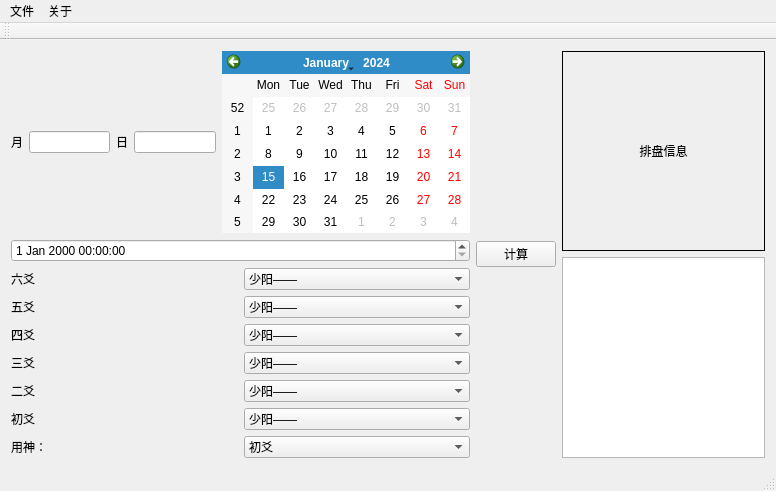
Above: QDivination/QDivination.ui from ccliuyang/Six-hexagram before the change. Below: the same form after it.
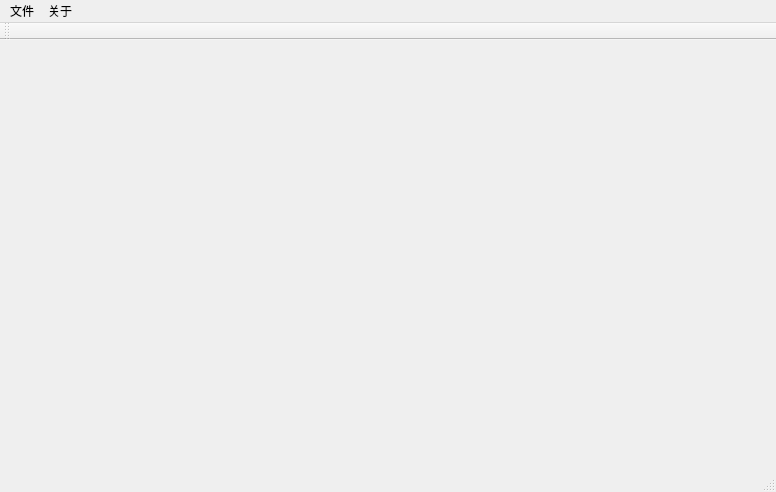
That is the form after the change.

Commit message: 添加排盘录入信息界面

```diff
--- a/QDivination/QDivination.ui
+++ b/QDivination/QDivination.ui
@@ -7,325 +7,14 @@
     <x>0</x>
     <y>0</y>
     <width>776</width>
-    <height>491</height>
+    <height>492</height>
    </rect>
   </property>
   <property name="windowTitle">
    <string>QDivination</string>
   </property>
   <widget class="QWidget" name="centralWidget">
-   <layout class="QVBoxLayout" name="verticalLayout_4">
-    <item>
-     <layout class="QHBoxLayout" name="horizontalLayout_3">
-      <item>
-       <layout class="QHBoxLayout" name="horizontalLayout_2">
-        <item>
-         <layout class="QVBoxLayout" name="verticalLayout_2">
-          <item>
-           <layout class="QVBoxLayout" name="verticalLayout">
-            <item>
-             <layout class="QHBoxLayout" name="horizontalLayout">
-              <item>
-               <widget class="QLabel" name="label_8">
-                <property name="text">
-                 <string>月</string>
-                </property>
-               </widget>
-              </item>
-              <item>
-               <widget class="QLineEdit" name="lineEdit"/>
-              </item>
-              <item>
-               <widget class="QLabel" name="label_9">
-                <property name="text">
-                 <string>日</string>
-                </property>
-               </widget>
-              </item>
-              <item>
-               <widget class="QLineEdit" name="lineEdit_2"/>
-              </item>
-              <item>
-               <widget class="QCalendarWidget" name="calendarWidget"/>
-              </item>
-             </layout>
-            </item>
-            <item>
-             <widget class="QDateTimeEdit" name="dateTimeEdit"/>
-            </item>
-           </layout>
-          </item>
-          <item>
-           <layout class="QGridLayout" name="gridLayout">
-            <item row="0" column="0">
-             <widget class="QLabel" name="label">
-              <property name="text">
-               <string>六爻</string>
-              </property>
-             </widget>
-            </item>
-            <item row="0" column="1">
-             <widget class="QComboBox" name="comboBox">
-              <item>
-               <property name="text">
-                <string>少阳——</string>
-               </property>
-              </item>
-              <item>
-               <property name="text">
-                <string>少阴— —</string>
-               </property>
-              </item>
-              <item>
-               <property name="text">
-                <string>老阳O——</string>
-               </property>
-              </item>
-              <item>
-               <property name="text">
-                <string>老阴X— —</string>
-               </property>
-              </item>
-             </widget>
-            </item>
-            <item row="1" column="0">
-             <widget class="QLabel" name="label_2">
-              <property name="text">
-               <string>五爻</string>
-              </property>
-             </widget>
-            </item>
-            <item row="1" column="1">
-             <widget class="QComboBox" name="comboBox_2">
-              <item>
-               <property name="text">
-                <string>少阳——</string>
-               </property>
-              </item>
-              <item>
-               <property name="text">
-                <string>少阴— —</string>
-               </property>
-              </item>
-              <item>
-               <property name="text">
-                <string>老阳O——</string>
-               </property>
-              </item>
-              <item>
-               <property name="text">
-                <string>老阴X— —</string>
-               </property>
-              </item>
-             </widget>
-            </item>
-            <item row="2" column="0">
-             <widget class="QLabel" name="label_3">
-              <property name="text">
-               <string>四爻</string>
-              </property>
-             </widget>
-            </item>
-            <item row="2" column="1">
-             <widget class="QComboBox" name="comboBox_3">
-              <item>
-               <property name="text">
-                <string>少阳——</string>
-               </property>
-              </item>
-              <item>
-               <property name="text">
-                <string>少阴— —</string>
-               </property>
-              </item>
-              <item>
-               <property name="text">
-                <string>老阳O——</string>
-               </property>
-              </item>
-              <item>
-               <property name="text">
-                <string>老阴X— —</string>
-               </property>
-              </item>
-             </widget>
-            </item>
-            <item row="3" column="0">
-             <widget class="QLabel" name="label_5">
-              <property name="text">
-               <string>三爻</string>
-              </property>
-             </widget>
-            </item>
-            <item row="3" column="1">
-             <widget class="QComboBox" name="comboBox_4">
-              <item>
-               <property name="text">
-                <string>少阳——</string>
-               </property>
-              </item>
-              <item>
-               <property name="text">
-                <string>少阴— —</string>
-               </property>
-              </item>
-              <item>
-               <property name="text">
-                <string>老阳O——</string>
-               </property>
-              </item>
-              <item>
-               <property name="text">
-                <string>老阴X— —</string>
-               </property>
-              </item>
-             </widget>
-            </item>
-            <item row="4" column="0">
-             <widget class="QLabel" name="label_4">
-              <property name="text">
-               <string>二爻</string>
-              </property>
-             </widget>
-            </item>
-            <item row="4" column="1">
-             <widget class="QComboBox" name="comboBox_5">
-              <item>
-               <property name="text">
-                <string>少阳——</string>
-               </property>
-              </item>
-              <item>
-               <property name="text">
-                <string>少阴— —</string>
-               </property>
-              </item>
-              <item>
-               <property name="text">
-                <string>老阳O——</string>
-               </property>
-              </item>
-              <item>
-               <property name="text">
-                <string>老阴X— —</string>
-               </property>
-              </item>
-             </widget>
-            </item>
-            <item row="5" column="0">
-             <widget class="QLabel" name="label_6">
-              <property name="text">
-               <string>初爻</string>
-              </property>
-             </widget>
-            </item>
-            <item row="5" column="1">
-             <widget class="QComboBox" name="comboBox_6">
-              <item>
-               <property name="text">
-                <string>少阳——</string>
-               </property>
-              </item>
-              <item>
-               <property name="text">
-                <string>少阴— —</string>
-               </property>
-              </item>
-              <item>
-               <property name="text">
-                <string>老阳O——</string>
-               </property>
-              </item>
-              <item>
-               <property name="text">
-                <string>老阴X— —</string>
-               </property>
-              </item>
-             </widget>
-            </item>
-            <item row="6" column="0">
-             <widget class="QLabel" name="label_7">
-              <property name="text">
-               <string>用神：</string>
-              </property>
-             </widget>
-            </item>
-            <item row="6" column="1">
-             <widget class="QComboBox" name="comboBox_7">
-              <item>
-               <property name="text">
-                <string>初爻</string>
-               </property>
-              </item>
-              <item>
-               <property name="text">
-                <string>二爻</string>
-               </property>
-              </item>
-              <item>
-               <property name="text">
-                <string>三爻</string>
-               </property>
-              </item>
-              <item>
-               <property name="text">
-                <string>四爻</string>
-               </property>
-              </item>
-              <item>
-               <property name="text">
-                <string>五爻</string>
-               </property>
-              </item>
-              <item>
-               <property name="text">
-                <string>六爻</string>
-               </property>
-              </item>
-             </widget>
-            </item>
-           </layout>
-          </item>
-         </layout>
-        </item>
-        <item>
-         <widget class="QPushButton" name="pushButton">
-          <property name="text">
-           <string>计算</string>
-          </property>
-         </widget>
-        </item>
-       </layout>
-      </item>
-      <item>
-       <layout class="QVBoxLayout" name="verticalLayout_3">
-        <item>
-         <widget class="QLabel" name="label_10">
-          <property name="minimumSize">
-           <size>
-            <width>0</width>
-            <height>200</height>
-           </size>
-          </property>
-          <property name="frameShape">
-           <enum>QFrame::Box</enum>
-          </property>
-          <property name="text">
-           <string>排盘信息</string>
-          </property>
-          <property name="alignment">
-           <set>Qt::AlignCenter</set>
-          </property>
-         </widget>
-        </item>
-        <item>
-         <widget class="QTextEdit" name="textEdit"/>
-        </item>
-       </layout>
-      </item>
-     </layout>
-    </item>
-   </layout>
+   <layout class="QVBoxLayout" name="verticalLayout_4"/>
   </widget>
   <widget class="QMenuBar" name="menuBar">
    <property name="geometry">
```
Left out of the diff: 4 changed lines with no effect on the pictures. The commit also changes 18 other files.
